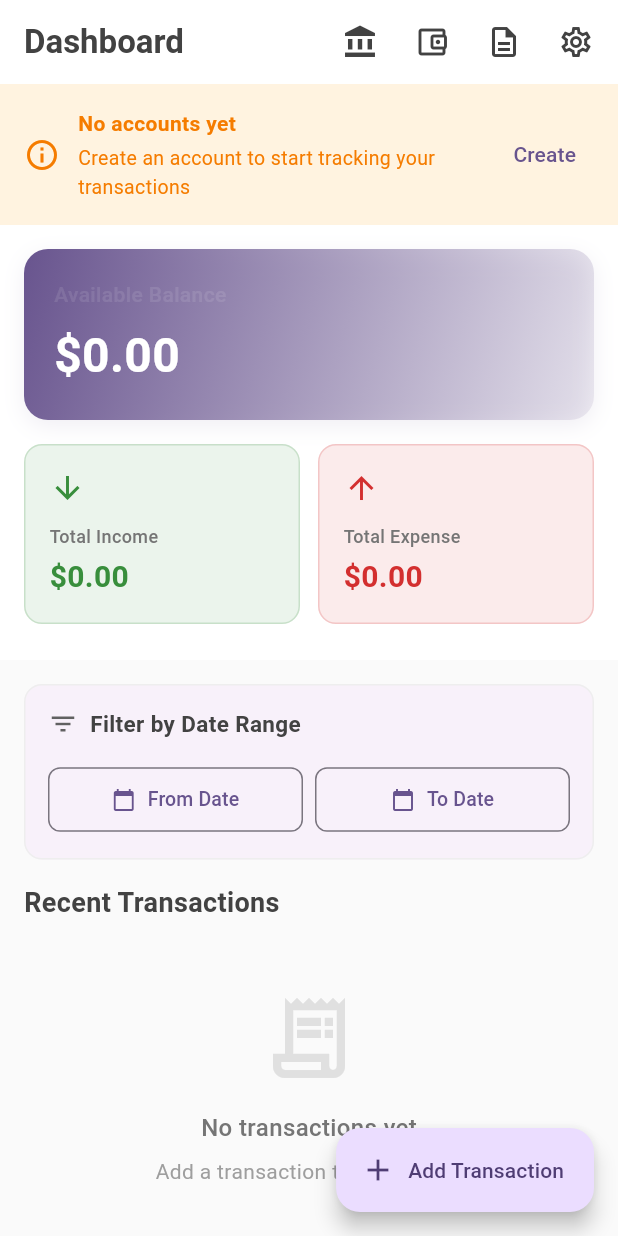
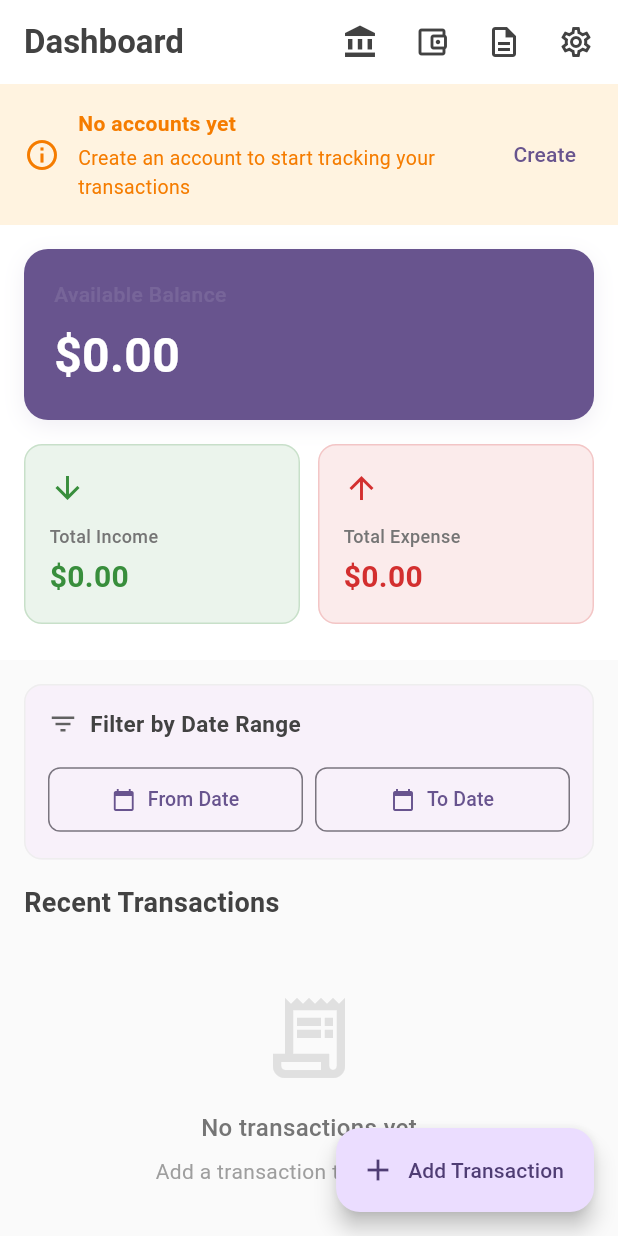
Before and after one commit to gayantha-ambegoda/smart_wallet, a Flutter app: the screen it shows after launch, on a phone screen of 412 x 824 dp. Run offline on Flutter 3.47's test engine with Material 3 defaults, Android fonts, the phone set to English and light mode, and no system bars; our stand-ins replace floor, shared_preferences, sqflite; accounts and stored records are empty; generated files the repository leaves out were written again.

Commit message:
Remove gradients and use single colors
Co-authored-by: gayantha-ambegoda <53072429+gayantha-ambegoda@users.noreply.github.com>

```diff
--- a/lib/pages/dashboard_page.dart
+++ b/lib/pages/dashboard_page.dart
@@ -453,14 +453,7 @@ class _DashboardPageState extends State<DashboardPage> {
                             width: double.infinity,
                             padding: const EdgeInsets.all(20),
                             decoration: BoxDecoration(
-                              gradient: LinearGradient(
-                                colors: [
-                                  Theme.of(context).primaryColor,
-                                  Theme.of(context).primaryColor.withAlpha(25),
-                                ],
-                                begin: Alignment.topLeft,
-                                end: Alignment.bottomRight,
-                              ),
+                              color: Theme.of(context).primaryColor,
                               borderRadius: BorderRadius.circular(16),
                               boxShadow: [
                                 BoxShadow(
```
Also changed, not shown: lib/widgets/transaction_details_dialog.dart (+3 -7 lines).
